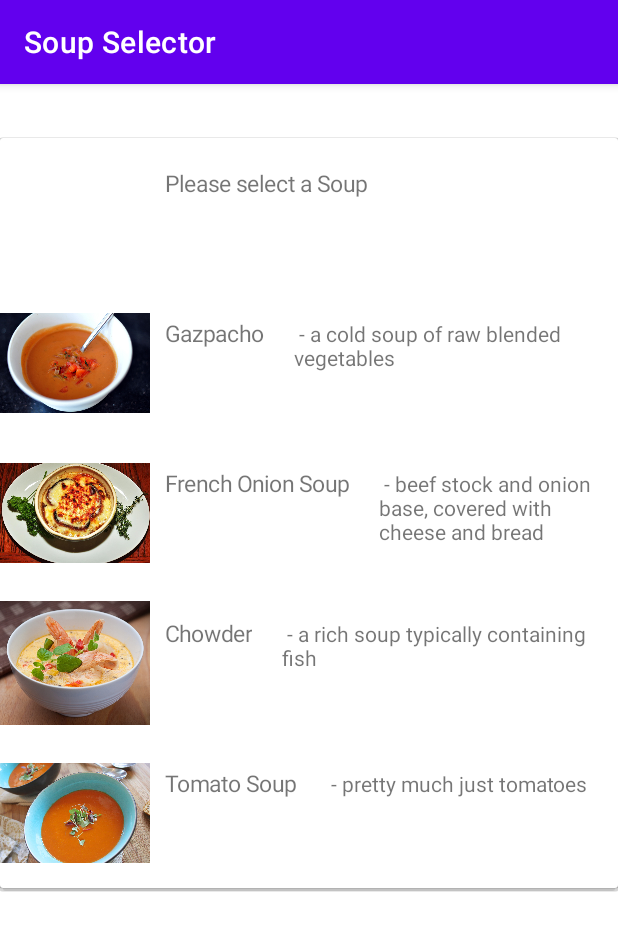
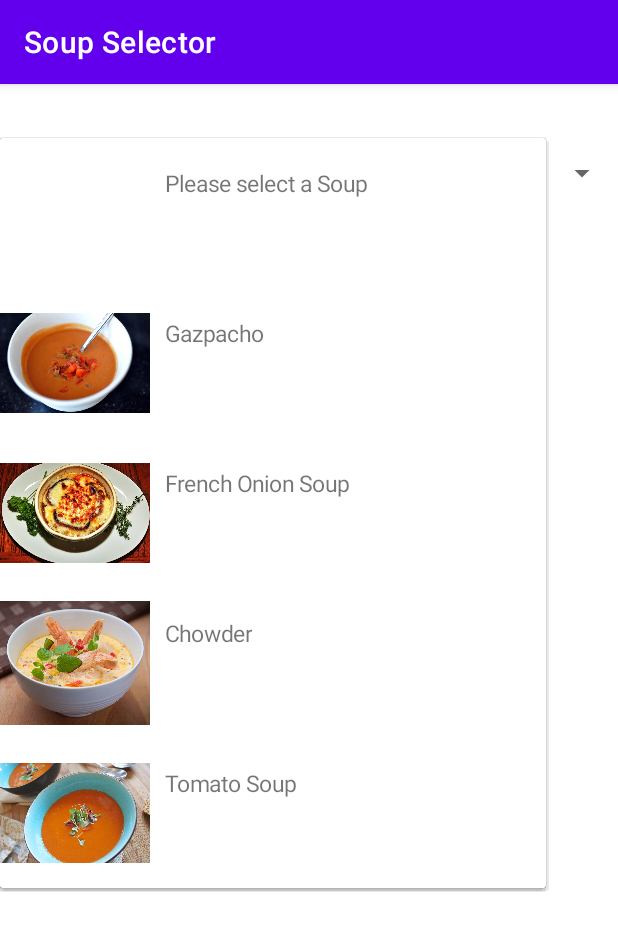
Before and after one commit to GrantGwiaz/CIS3515_S21_SoupImageViewerApp, an Android app: the screen it shows after launch (SelectionActivity), after a tap on "Please select a Soup", on a phone screen of 412 x 824 dp. Shown: the top 931 px of the screen. Run offline under Robolectric (Android 15) with nearby library versions, the phone set to English and light mode, and no system bars.

Commit message:
Remove Descriptions

```diff
--- a/app/src/main/java/edu/temple/soupimageviewerapp/ImageAdapter.java
+++ b/app/src/main/java/edu/temple/soupimageviewerapp/ImageAdapter.java
@@ -17,13 +17,11 @@ public class ImageAdapter extends BaseAdapter {
 
     Context context;
     String[] items;
-    String[] descriptions;
     int[] imageResources;
 
-    public ImageAdapter (Context context, String[] items, String[] descriptions, int[] imageResources) {
+    public ImageAdapter (Context context, String[] items, int[] imageResources) {
         this.context = context;
         this.items = items;
-        this.descriptions = descriptions;
         this.imageResources = imageResources;
     }
 
@@ -32,8 +30,7 @@ public class ImageAdapter extends BaseAdapter {
 
     @Override
     public Object getItem(int position) {
-        Pair<String, String> soup = new Pair(items[position], descriptions[position]);
-        return soup;
+        return items[position];
     }
 
     @Override
@@ -44,39 +41,34 @@ public class ImageAdapter extends BaseAdapter {
     @Override
     public View getView(int position, View convertView, ViewGroup parent) {
 
-        TextView soupName, soupDescription;
+        TextView soupName;
 
         LinearLayout linearLayout;
 
         if(convertView == null) {
             linearLayout = new LinearLayout(context);
             soupName = new TextView(context);
-            soupDescription = new TextView(context);
 
             linearLayout.setOrientation(LinearLayout.HORIZONTAL);
             linearLayout.addView(soupName);
-            linearLayout.addView(soupDescription);
 
             soupName.setTextSize(20);
             soupName.setPadding(30, 30,15,0);
-            soupDescription.setPadding(15, 30,15,30);
             linearLayout.setGravity(Gravity.CENTER_HORIZONTAL);
 
         } else {
             linearLayout = (LinearLayout) convertView;
             soupName = (TextView) linearLayout.getChildAt(0);
-            soupDescription = (TextView) linearLayout.getChildAt(1);
             linearLayout.setGravity(Gravity.CENTER_HORIZONTAL);
 
         }
         soupName.setText(items[position]);
-        soupDescription.setText(descriptions[position]);
 
         return linearLayout;
     }
     @Override
     public View getDropDownView(int position, View convertView, ViewGroup parent) {
-        TextView soupName, soupDescription;
+        TextView soupName;
         ImageView imageView;
 
         LinearLayout linearLayout;
@@ -84,17 +76,14 @@ public class ImageAdapter extends BaseAdapter {
         if(convertView == null) {
             linearLayout = new LinearLayout(context);
             soupName = new TextView(context);
-            soupDescription = new TextView(context);
             imageView = new ImageView(context);
 
             linearLayout.setOrientation(LinearLayout.HORIZONTAL);
             linearLayout.addView(imageView);
             linearLayout.addView(soupName);
-            linearLayout.addView(soupDescription);
 
             soupName.setTextSize(15);
             soupName.setPadding(15, 30,15,0);
-            soupDescription.setPadding(15, 30,15,30);
 
 
             imageView.getLayoutParams().height = 150;
@@ -104,7 +93,6 @@ public class ImageAdapter extends BaseAdapter {
             linearLayout = (LinearLayout) convertView;
             imageView = (ImageView) linearLayout.getChildAt(0);
             soupName = (TextView) linearLayout.getChildAt(1);
-            soupDescription = (TextView) linearLayout.getChildAt(2);
         }
         if(position > 0) {
             imageView.setImageResource(imageResources[position - 1]);
@@ -112,7 +100,6 @@ public class ImageAdapter extends BaseAdapter {
             imageView.setImageResource(android.R.color.transparent);
         }
         soupName.setText(items[position]);
-        soupDescription.setText(descriptions[position]);
 
         return linearLayout;
     }
--- a/app/src/main/java/edu/temple/soupimageviewerapp/SelectionActivity.java
+++ b/app/src/main/java/edu/temple/soupimageviewerapp/SelectionActivity.java
@@ -17,7 +17,6 @@ public class SelectionActivity extends AppCompatActivity {
 
     int[] soupImagesArray;
     String[] soupArray;
-    String[] descriptionArray;
 
     @Override
     protected void onCreate(Bundle savedInstanceState) {
@@ -29,23 +28,22 @@ public class SelectionActivity extends AppCompatActivity {
 
         //declare and populate arrays for each for our items, their descriptions, and images of them to be displayed
         soupArray = new String[]{"Please select a Soup","Gazpacho", "French Onion Soup", "Chowder", "Tomato Soup"};
-        descriptionArray = new String[]{ "" ," - a cold soup of raw blended vegetables", " - beef stock and onion base, covered with cheese and bread",
-                " - a rich soup typically containing fish", " - pretty much just tomatoes"};
         soupImagesArray = new int[]{R.drawable.gazpacho , R.drawable.french_onion , R.drawable.chowder , R.drawable.tomato};
         // all this is better as an object class as to encapsulate, but since won't be reusing or maintaining this its unnecessary
 
 
-        ImageAdapter adapter = new ImageAdapter(this, soupArray, descriptionArray, soupImagesArray);
+        ImageAdapter adapter = new ImageAdapter(this, soupArray, soupImagesArray);
         spinner.setAdapter(adapter);
 
         //spinner listener
         spinner.setOnItemSelectedListener(new AdapterView.OnItemSelectedListener() {
             @Override
             public void onItemSelected(AdapterView<?> parent, View view, int position, long id) {
-                if(position != 0) {
+                if(position > 0) {
                     Intent intent = new Intent(SelectionActivity.this, DisplayActivity.class);
-                    intent.putExtra("soupImagesArray", soupImagesArray);
+                    intent.putExtra("Image", soupImagesArray[position-1]);
                     startActivity(intent);
+                    spinner.setSelection(0);
                 }
             }
             @Override
```
